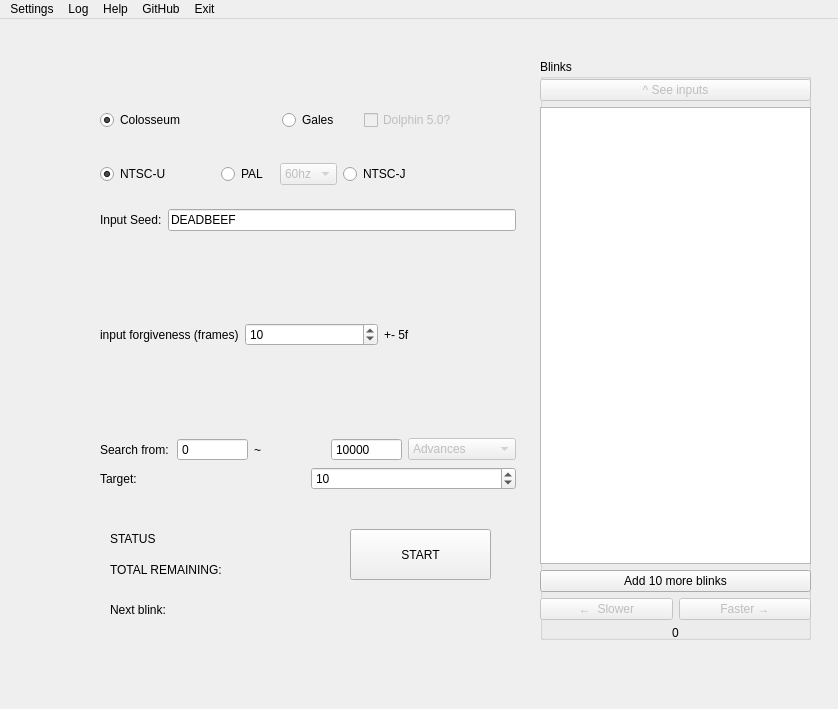
Old version of the form OpenBlink/GuiProjectBackup/OpenBlink2/mainwindow.ui in the repository KapitalRoser/OpenBlink.
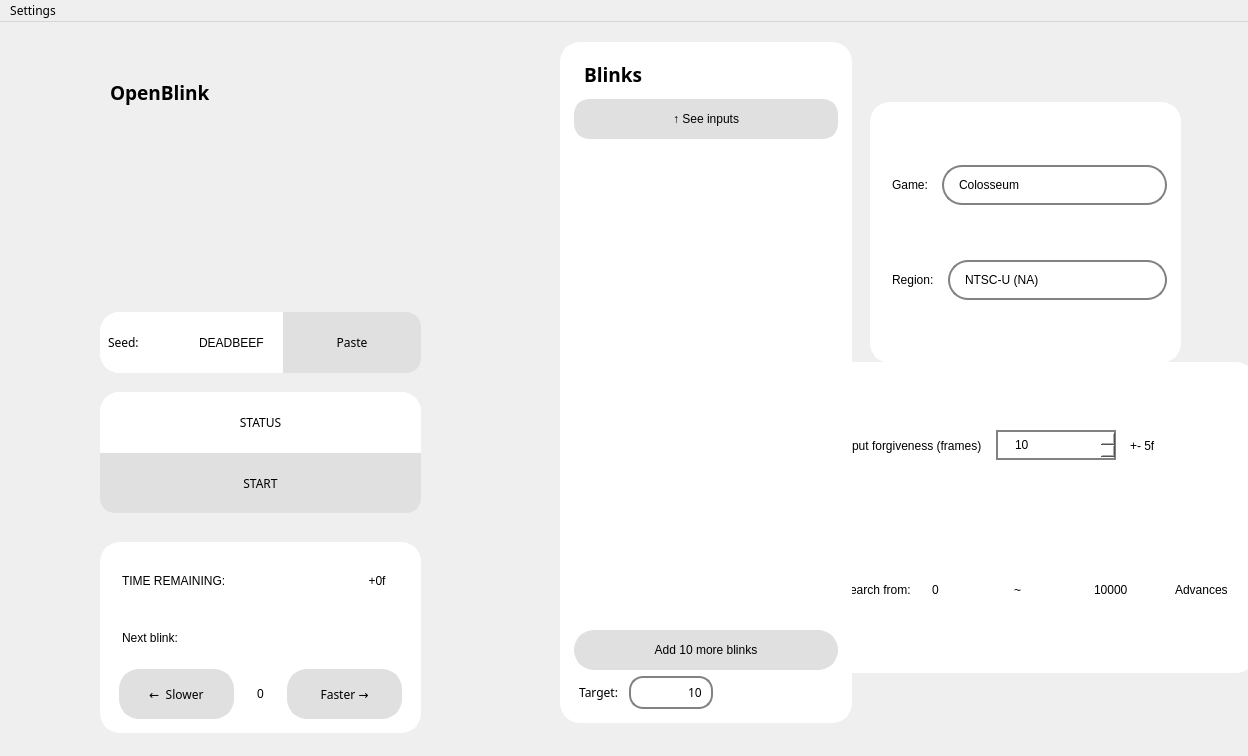
New version of the form. Icons and pictures are not drawn.

What changed in the file:
```diff
--- a/OpenBlink/GuiProjectBackup/OpenBlink2/mainwindow.ui
+++ b/OpenBlink/GuiProjectBackup/OpenBlink2/mainwindow.ui
@@ -6,187 +6,75 @@
    <rect>
     <x>0</x>
     <y>0</y>
-    <width>838</width>
-    <height>709</height>
+    <width>1248</width>
+    <height>756</height>
    </rect>
   </property>
+  <property name="font">
+   <font>
+    <family>Century Gothic</family>
+   </font>
+  </property>
   <property name="windowTitle">
    <string>MainWindow</string>
   </property>
+  <property name="autoFillBackground">
+   <bool>false</bool>
+  </property>
   <widget class="QWidget" name="centralwidget">
-   <widget class="QPushButton" name="pushButton">
+   <widget class="QFrame" name="paramsFrame">
     <property name="geometry">
      <rect>
-      <x>350</x>
-      <y>510</y>
-      <width>141</width>
-      <height>51</height>
+      <x>820</x>
+      <y>340</y>
+      <width>436</width>
+      <height>311</height>
      </rect>
     </property>
-    <property name="text">
-     <string>START</string>
-    </property>
-   </widget>
-   <widget class="QLabel" name="statusLabel">
-    <property name="geometry">
-     <rect>
-      <x>110</x>
-      <y>490</y>
-      <width>181</width>
-      <height>61</height>
-     </rect>
-    </property>
-    <property name="text">
-     <string>STATUS</string>
-    </property>
-    <property name="textInteractionFlags">
-     <set>Qt::LinksAccessibleByMouse|Qt::TextSelectableByMouse</set>
-    </property>
-   </widget>
-   <widget class="QLabel" name="TotalTimeLabel">
-    <property name="geometry">
-     <rect>
-      <x>110</x>
-      <y>540</y>
-      <width>181</width>
-      <height>21</height>
-     </rect>
-    </property>
-    <property name="text">
-     <string>TOTAL REMAINING:</string>
-    </property>
-   </widget>
-   <widget class="QLabel" name="localTimeLabel">
-    <property name="geometry">
-     <rect>
-      <x>110</x>
-      <y>580</y>
-      <width>181</width>
-      <height>21</height>
-     </rect>
-    </property>
-    <property name="text">
-     <string>Next blink:</string>
-    </property>
-   </widget>
-   <widget class="QGroupBox" name="groupBox">
-    <property name="geometry">
-     <rect>
-      <x>540</x>
-      <y>40</y>
-      <width>271</width>
-      <height>581</height>
-     </rect>
-    </property>
-    <property name="title">
-     <string>Blinks</string>
-    </property>
-    <widget class="QWidget" name="verticalLayoutWidget">
-     <property name="geometry">
-      <rect>
-       <x>0</x>
-       <y>20</y>
-       <width>271</width>
-       <height>561</height>
-      </rect>
-     </property>
-     <layout class="QVBoxLayout" name="verticalLayout">
-      <item>
-       <widget class="QPushButton" name="seeInputButton">
-        <property name="enabled">
-         <bool>false</bool>
-        </property>
-        <property name="text">
-         <string>^ See inputs</string>
-        </property>
-       </widget>
-      </item>
-      <item>
-       <widget class="QTableWidget" name="outTable"/>
-      </item>
-      <item>
-       <widget class="QPushButton" name="increaseBlinksButton">
-        <property name="text">
-         <string>Add 10 more blinks</string>
-        </property>
-       </widget>
-      </item>
-      <item>
-       <layout class="QHBoxLayout" name="horizontalLayout">
-        <item>
-         <widget class="QPushButton" name="slowerButton">
-          <property name="enabled">
-           <bool>false</bool>
-          </property>
-          <property name="text">
-           <string>←  Slower</string>
-          </property>
-         </widget>
-        </item>
-        <item>
-         <widget class="QPushButton" name="fasterButton">
-          <property name="enabled">
-           <bool>false</bool>
-          </property>
-          <property name="text">
-           <string>Faster →</string>
-          </property>
-         </widget>
-        </item>
-       </layout>
-      </item>
-      <item>
-       <widget class="QLabel" name="nudgeOffsetLabel">
-        <property name="text">
-         <string>0</string>
-        </property>
-        <property name="alignment">
-         <set>Qt::AlignCenter</set>
-        </property>
-       </widget>
-      </item>
-     </layout>
-    </widget>
-   </widget>
-   <widget class="QWidget" name="layoutWidget">
-    <property name="geometry">
-     <rect>
-      <x>100</x>
-      <y>190</y>
-      <width>416</width>
-      <height>281</height>
-     </rect>
+    <property name="styleSheet">
+     <string notr="true">border: 5px solid white;
+color: black;
+background-color: white;
+border-radius: 20px;
+</string>
     </property>
     <layout class="QVBoxLayout" name="verticalLayout_2">
-     <item>
-      <layout class="QHBoxLayout" name="horizontalLayout_5">
-       <item>
-        <widget class="QLabel" name="label">
-         <property name="text">
-          <string>Input Seed:</string>
-         </property>
-        </widget>
-       </item>
-       <item>
-        <widget class="QLineEdit" name="seedEntry">
-         <property name="text">
-          <string>DEADBEEF</string>
-         </property>
-        </widget>
-       </item>
-      </layout>
-     </item>
      <item>
       <layout class="QHBoxLayout" name="horizontalLayout_6">
        <item>
         <widget class="QLabel" name="label_3">
          <property name="text">
-          <string>input forgiveness (frames)</string>
+          <string>Input forgiveness (frames)</string>
          </property>
         </widget>
        </item>
        <item>
         <widget class="QSpinBox" name="flexValueBox">
+         <property name="styleSheet">
+          <string notr="true">QSpinBox{
+border: 2px solid #828282;
+padding-left: 15px;
+padding-top:5px;
+padding-bottom:5px;
+}
+
+QSpinBox::up-button{
+image: url(:/resfix1/arrow2.jpg);
+width: 14px;
+height:14px;
+padding-right: 10px;
+padding-top: 5px;
+padding-bottom:5px;
+}
+QSpinBox::down-button{
+image: url(:/resfix1/arrow1.jpg);
+width: 14px;
+height:14px;
+padding-right: 10px;
+padding-top: 5px;
+padding-bottom:5px;
+}</string>
+         </property>
          <property name="minimum">
           <number>-1000</number>
          </property>
@@ -265,40 +153,598 @@
         </widget>
        </item>
        <item>
-        <widget class="QComboBox" name="palHzBox_2">
+        <widget class="QLabel" name="label">
+         <property name="text">
+          <string>Advances</string>
+         </property>
+        </widget>
+       </item>
+      </layout>
+     </item>
+    </layout>
+   </widget>
+   <widget class="QLabel" name="LogoLabel">
+    <property name="geometry">
+     <rect>
+      <x>110</x>
+      <y>50</y>
+      <width>141</width>
+      <height>41</height>
+     </rect>
+    </property>
+    <property name="font">
+     <font>
+      <family>Century Gothic</family>
+      <pointsize>14</pointsize>
+      <bold>true</bold>
+     </font>
+    </property>
+    <property name="text">
+     <string>OpenBlink</string>
+    </property>
+   </widget>
+   <widget class="QFrame" name="statusFrame">
+    <property name="geometry">
+     <rect>
+      <x>100</x>
+      <y>370</y>
+      <width>321</width>
+      <height>121</height>
+     </rect>
+    </property>
+    <property name="font">
+     <font>
+      <family>Century Gothic</family>
+     </font>
+    </property>
+    <property name="styleSheet">
+     <string notr="true">border: 5px solid white;
+color: black;
+background-color: white;
+border-radius: 20px;
+</string>
+    </property>
+    <property name="frameShape">
+     <enum>QFrame::StyledPanel</enum>
+    </property>
+    <property name="frameShadow">
+     <enum>QFrame::Plain</enum>
+    </property>
+    <property name="lineWidth">
+     <number>20</number>
+    </property>
+    <property name="midLineWidth">
+     <number>3</number>
+    </property>
+    <widget class="QWidget" name="verticalLayoutWidget_2">
+     <property name="geometry">
+      <rect>
+       <x>0</x>
+       <y>0</y>
+       <width>321</width>
+       <height>121</height>
+      </rect>
+     </property>
+     <layout class="QVBoxLayout" name="statusBox">
+      <property name="spacing">
+       <number>0</number>
+      </property>
+      <item>
+       <widget class="QLabel" name="statusLabel">
+        <property name="font">
+         <font>
+          <family>Century Gothic</family>
+         </font>
+        </property>
+        <property name="text">
+         <string>STATUS</string>
+        </property>
+        <property name="alignment">
+         <set>Qt::AlignCenter</set>
+        </property>
+        <property name="textInteractionFlags">
+         <set>Qt::LinksAccessibleByMouse|Qt::TextSelectableByMouse</set>
+        </property>
+       </widget>
+      </item>
+      <item>
+       <widget class="QPushButton" name="startButton">
+        <property name="sizePolicy">
+         <sizepolicy hsizetype="Minimum" vsizetype="Minimum">
+          <horstretch>0</horstretch>
+          <verstretch>0</verstretch>
+         </sizepolicy>
+        </property>
+        <property name="font">
+         <font>
+          <family>Century Gothic</family>
+         </font>
+        </property>
+        <property name="styleSheet">
+         <string notr="true">background-color: #e0e0e0;
+color: black;
+border: 5px solid #e0e0e0;
+border-radius: 0px;
+border-bottom-right-radius: 15px;
+border-bottom-left-radius: 15px;</string>
+        </property>
+        <property name="text">
+         <string>START</string>
+        </property>
+       </widget>
+      </item>
+     </layout>
+    </widget>
+   </widget>
+   <widget class="QFrame" name="seedQFrame">
+    <property name="geometry">
+     <rect>
+      <x>100</x>
+      <y>290</y>
+      <width>321</width>
+      <height>61</height>
+     </rect>
+    </property>
+    <property name="sizePolicy">
+     <sizepolicy hsizetype="Fixed" vsizetype="Fixed">
+      <horstretch>0</horstretch>
+      <verstretch>0</verstretch>
+     </sizepolicy>
+    </property>
+    <property name="styleSheet">
+     <string notr="true">border: 5px solid white;
+color: black;
+background-color: white;
+border-radius: 20px;
+</string>
+    </property>
+    <property name="frameShape">
+     <enum>QFrame::StyledPanel</enum>
+    </property>
+    <property name="frameShadow">
+     <enum>QFrame::Raised</enum>
+    </property>
+    <widget class="QWidget" name="layoutWidget">
+     <property name="geometry">
+      <rect>
+       <x>0</x>
+       <y>0</y>
+       <width>321</width>
+       <height>61</height>
+      </rect>
+     </property>
+     <layout class="QHBoxLayout" name="horizontalLayout_5">
+      <property name="spacing">
+       <number>0</number>
+      </property>
+      <item>
+       <widget class="QLabel" name="seedLabelEntry">
+        <property name="sizePolicy">
+         <sizepolicy hsizetype="Fixed" vsizetype="Preferred">
+          <horstretch>0</horstretch>
+          <verstretch>0</verstretch>
+         </sizepolicy>
+        </property>
+        <property name="font">
+         <font>
+          <family>Century Gothic</family>
+          <bold>false</bold>
+          <kerning>false</kerning>
+         </font>
+        </property>
+        <property name="text">
+         <string>Seed:</string>
+        </property>
+       </widget>
+      </item>
+      <item>
+       <widget class="QLineEdit" name="seedEntry">
+        <property name="sizePolicy">
+         <sizepolicy hsizetype="Fixed" vsizetype="Expanding">
+          <horstretch>0</horstretch>
+          <verstretch>0</verstretch>
+         </sizepolicy>
+        </property>
+        <property name="font">
+         <font>
+          <family>Segoe UI</family>
+         </font>
+        </property>
+        <property name="styleSheet">
+         <string notr="true">padding:10px;</string>
+        </property>
+        <property name="text">
+         <string>DEADBEEF</string>
+        </property>
+        <property name="maxLength">
+         <number>8</number>
+        </property>
+        <property name="alignment">
+         <set>Qt::AlignRight|Qt::AlignTrailing|Qt::AlignVCenter</set>
+        </property>
+       </widget>
+      </item>
+      <item>
+       <widget class="QPushButton" name="pushButton">
+        <property name="sizePolicy">
+         <sizepolicy hsizetype="Expanding" vsizetype="Expanding">
+          <horstretch>0</horstretch>
+          <verstretch>0</verstretch>
+         </sizepolicy>
+        </property>
+        <property name="minimumSize">
+         <size>
+          <width>0</width>
+          <height>0</height>
+         </size>
+        </property>
+        <property name="maximumSize">
+         <size>
+          <width>600</width>
+          <height>100</height>
+         </size>
+        </property>
+        <property name="font">
+         <font>
+          <family>Century Gothic</family>
+         </font>
+        </property>
+        <property name="styleSheet">
+         <string notr="true">background-color: #e0e0e0;
+color: black;
+border: 5px solid #e0e0e0;
+border-radius: 0px;
+border-bottom-right-radius: 15px;
+border-top-right-radius: 15px;</string>
+        </property>
+        <property name="text">
+         <string>Paste</string>
+        </property>
+       </widget>
+      </item>
+     </layout>
+    </widget>
+   </widget>
+   <widget class="QFrame" name="timerFrame">
+    <property name="geometry">
+     <rect>
+      <x>100</x>
+      <y>520</y>
+      <width>321</width>
+      <height>191</height>
+     </rect>
+    </property>
+    <property name="styleSheet">
+     <string notr="true">border: 5px solid white;
+font: 9pt &quot;Century Gothic&quot;;
+color: black;
+background-color: white;
+border-radius: 20px;
+</string>
+    </property>
+    <property name="frameShape">
+     <enum>QFrame::StyledPanel</enum>
+    </property>
+    <property name="frameShadow">
+     <enum>QFrame::Raised</enum>
+    </property>
+    <layout class="QGridLayout" name="gridLayout">
+     <item row="2" column="0" colspan="4">
+      <layout class="QHBoxLayout" name="horizontalLayout">
+       <property name="spacing">
+        <number>0</number>
+       </property>
+       <property name="leftMargin">
+        <number>5</number>
+       </property>
+       <property name="rightMargin">
+        <number>5</number>
+       </property>
+       <item>
+        <widget class="QPushButton" name="slowerButton">
          <property name="enabled">
           <bool>false</bool>
          </property>
-         <item>
-          <property name="text">
-           <string>Advances</string>
-          </property>
-         </item>
-         <item>
-          <property name="text">
-           <string>Visual Frames</string>
-          </property>
-         </item>
-         <item>
-          <property name="text">
-           <string>Blinks</string>
-          </property>
-         </item>
+         <property name="sizePolicy">
+          <sizepolicy hsizetype="Preferred" vsizetype="Minimum">
+           <horstretch>0</horstretch>
+           <verstretch>0</verstretch>
+          </sizepolicy>
+         </property>
+         <property name="minimumSize">
+          <size>
+           <width>115</width>
+           <height>0</height>
+          </size>
+         </property>
+         <property name="font">
+          <font>
+           <family>Century Gothic</family>
+           <pointsize>9</pointsize>
+           <italic>false</italic>
+           <bold>false</bold>
+          </font>
+         </property>
+         <property name="styleSheet">
+          <string notr="true">background-color: #e0e0e0;
+font: 9pt &quot;Century Gothic&quot;;
+color: black;
+border: 5px solid #e0e0e0;</string>
+         </property>
+         <property name="text">
+          <string>←  Slower</string>
+         </property>
         </widget>
        </item>
+       <item>
+        <widget class="QLabel" name="nudgeOffsetLabel">
+         <property name="sizePolicy">
+          <sizepolicy hsizetype="Preferred" vsizetype="Preferred">
+           <horstretch>0</horstretch>
+           <verstretch>0</verstretch>
+          </sizepolicy>
+         </property>
+         <property name="minimumSize">
+          <size>
+           <width>40</width>
+           <height>0</height>
+          </size>
+         </property>
+         <property name="text">
+          <string>0</string>
+         </property>
+         <property name="alignment">
+          <set>Qt::AlignCenter</set>
+         </property>
+        </widget>
+       </item>
+       <item>
+        <widget class="QPushButton" name="fasterButton">
+         <property name="enabled">
+          <bool>false</bool>
+         </property>
+         <property name="sizePolicy">
+          <sizepolicy hsizetype="Preferred" vsizetype="Minimum">
+           <horstretch>0</horstretch>
+           <verstretch>0</verstretch>
+          </sizepolicy>
+         </property>
+         <property name="minimumSize">
+          <size>
+           <width>115</width>
+           <height>0</height>
+          </size>
+         </property>
+         <property name="font">
+          <font>
+           <family>Century Gothic</family>
+           <pointsize>9</pointsize>
+           <italic>false</italic>
+           <bold>false</bold>
+          </font>
+         </property>
+         <property name="autoFillBackground">
+          <bool>false</bool>
+         </property>
+         <property name="styleSheet">
+          <string notr="true">background-color: #e0e0e0;
+font: 9pt &quot;Century Gothic&quot;;
+color: black;
+border: 5px solid #e0e0e0;</string>
+         </property>
+         <property name="text">
+          <string>Faster →</string>
+         </property>
+        </widget>
+       </item>
       </layout>
      </item>
+     <item row="1" column="0">
+      <widget class="QLabel" name="localTimeLabel">
+       <property name="text">
+        <string>Next blink:</string>
+       </property>
+      </widget>
+     </item>
+     <item row="0" column="1">
+      <spacer name="horizontalSpacer">
+       <property name="orientation">
+        <enum>Qt::Horizontal</enum>
+       </property>
+       <property name="sizeHint" stdset="0">
+        <size>
+         <width>40</width>
+         <height>20</height>
+        </size>
+       </property>
+      </spacer>
+     </item>
+     <item row="0" column="2">
+      <widget class="QLabel" name="nudgeOffsetLabel_2">
+       <property name="text">
+        <string>+0f</string>
+       </property>
+       <property name="alignment">
+        <set>Qt::AlignCenter</set>
+       </property>
+      </widget>
+     </item>
+     <item row="0" column="3">
+      <spacer name="horizontalSpacer_2">
+       <property name="orientation">
+        <enum>Qt::Horizontal</enum>
+       </property>
+       <property name="sizeType">
+        <enum>QSizePolicy::Minimum</enum>
+       </property>
+       <property name="sizeHint" stdset="0">
+        <size>
+         <width>10</width>
+         <height>20</height>
+        </size>
+       </property>
+      </spacer>
+     </item>
+     <item row="0" column="0">
+      <widget class="QLabel" name="TotalTimeLabel">
+       <property name="text">
+        <string>TIME REMAINING:</string>
+       </property>
+      </widget>
+     </item>
+    </layout>
+   </widget>
+   <widget class="QFrame" name="blinkTableFrame">
+    <property name="geometry">
+     <rect>
+      <x>560</x>
+      <y>20</y>
+      <width>292</width>
+      <height>681</height>
+     </rect>
+    </property>
+    <property name="font">
+     <font>
+      <family>Century Gothic</family>
+     </font>
+    </property>
+    <property name="styleSheet">
+     <string notr="true">border: 5px solid white;
+color: black;
+background-color: white;
+border-radius: 20px;
+</string>
+    </property>
+    <property name="frameShape">
+     <enum>QFrame::StyledPanel</enum>
+    </property>
+    <property name="frameShadow">
+     <enum>QFrame::Raised</enum>
+    </property>
+    <layout class="QVBoxLayout" name="verticalLayout">
      <item>
-      <layout class="QHBoxLayout" name="horizontalLayout_4">
+      <widget class="QLabel" name="label_9">
+       <property name="font">
+        <font>
+         <family>Century Gothic</family>
+         <pointsize>14</pointsize>
+         <bold>true</bold>
+        </font>
+       </property>
+       <property name="text">
+        <string>Blinks</string>
+       </property>
+      </widget>
+     </item>
+     <item>
+      <widget class="QPushButton" name="seeInputButton">
+       <property name="enabled">
+        <bool>false</bool>
+       </property>
+       <property name="sizePolicy">
+        <sizepolicy hsizetype="Minimum" vsizetype="Preferred">
+         <horstretch>0</horstretch>
+         <verstretch>0</verstretch>
+        </sizepolicy>
+       </property>
+       <property name="minimumSize">
+        <size>
+         <width>0</width>
+         <height>40</height>
+        </size>
+       </property>
+       <property name="styleSheet">
+        <string notr="true">background-color: #e0e0e0;
+font: 9pt &quot;Century Gothic&quot;;
+color: black;
+border: 5px solid #e0e0e0;
+border-radius: 15px;</string>
+       </property>
+       <property name="text">
+        <string>↑ See inputs</string>
+       </property>
+      </widget>
+     </item>
+     <item>
+      <widget class="QTableWidget" name="outTable"/>
+     </item>
+     <item>
+      <widget class="QPushButton" name="increaseBlinksButton">
+       <property name="sizePolicy">
+        <sizepolicy hsizetype="Minimum" vsizetype="Minimum">
+         <horstretch>0</horstretch>
+         <verstretch>0</verstretch>
+        </sizepolicy>
+       </property>
+       <property name="minimumSize">
+        <size>
+         <width>0</width>
+         <height>40</height>
+        </size>
+       </property>
+       <property name="styleSheet">
+        <string notr="true">background-color: #e0e0e0;
+font: 9pt &quot;Century Gothic&quot;;
+color: black;
+border: 5px solid #e0e0e0;
+border-radius: 20px;</string>
+       </property>
+       <property name="text">
+        <string>Add 10 more blinks</string>
+       </property>
+      </widget>
+     </item>
+     <item>
+      <layout class="QHBoxLayout" name="horizontalLayout_4" stretch="1,2,3">
+       <property name="rightMargin">
+        <number>0</number>
+       </property>
        <item>
         <widget class="QLabel" name="label_2">
+         <property name="font">
+          <font>
+           <family>Century Gothic</family>
+          </font>
+         </property>
          <property name="text">
           <string>Target:</string>
          </property>
+         <property name="alignment">
+          <set>Qt::AlignCenter</set>
+         </property>
         </widget>
        </item>
        <item>
         <widget class="QSpinBox" name="arbTargetBox">
+         <property name="sizePolicy">
+          <sizepolicy hsizetype="Minimum" vsizetype="Minimum">
+           <horstretch>0</horstretch>
+           <verstretch>0</verstretch>
+          </sizepolicy>
+         </property>
+         <property name="minimumSize">
+          <size>
+           <width>0</width>
+           <height>0</height>
+          </size>
+         </property>
+         <property name="font">
+          <font>
+           <family>Century Gothic</family>
+           <pointsize>9</pointsize>
+          </font>
+         </property>
+         <property name="styleSheet">
+          <string notr="true">border: 2px solid #828282;
+border-radius: 14px;
+padding:5px;</string>
+         </property>
+         <property name="alignment">
+          <set>Qt::AlignRight|Qt::AlignTrailing|Qt::AlignVCenter</set>
+         </property>
+         <property name="buttonSymbols">
+          <enum>QAbstractSpinBox::NoButtons</enum>
+         </property>
          <property name="minimum">
           <number>1</number>
          </property>
@@ -310,90 +756,137 @@
          </property>
         </widget>
        </item>
+       <item>
+        <spacer name="horizontalSpacer_3">
+         <property name="orientation">
+          <enum>Qt::Horizontal</enum>
+         </property>
+         <property name="sizeHint" stdset="0">
+          <size>
+           <width>40</width>
+           <height>20</height>
+          </size>
+         </property>
+        </spacer>
+       </item>
       </layout>
      </item>
     </layout>
    </widget>
-   <widget class="QWidget" name="layoutWidget">
+   <widget class="QFrame" name="platformFrame">
     <property name="geometry">
      <rect>
-      <x>100</x>
+      <x>870</x>
       <y>80</y>
-      <width>357</width>
-      <height>42</height>
+      <width>311</width>
+      <height>261</height>
      </rect>
     </property>
-    <layout class="QHBoxLayout" name="gameHorizLayout">
+    <property name="styleSheet">
+     <string notr="true">border: 5px solid white;
+font: 9pt &quot;Century Gothic&quot;;
+color: black;
+background-color: white;
+border-radius: 20px;
+</string>
+    </property>
+    <layout class="QVBoxLayout" name="verticalLayout_3">
      <item>
-      <widget class="QRadioButton" name="coloRadio">
-       <property name="text">
-        <string>Colosseum</string>
-       </property>
-       <property name="checked">
-        <bool>true</bool>
-       </property>
-      </widget>
-     </item>
-     <item>
-      <layout class="QHBoxLayout" name="horizontalLayout_8">
+      <layout class="QHBoxLayout" name="gameHorizLayout">
        <item>
-        <widget class="QRadioButton" name="galesRadio">
+        <widget class="QLabel" name="label_7">
+         <property name="sizePolicy">
+          <sizepolicy hsizetype="Maximum" vsizetype="Preferred">
+           <horstretch>0</horstretch>
+           <verstretch>0</verstretch>
+          </sizepolicy>
+         </property>
          <property name="text">
-          <string>Gales</string>
+          <string>Game:</string>
          </property>
         </widget>
        </item>
        <item>
-        <widget class="QCheckBox" name="emu5CheckBox">
-         <property name="enabled">
-          <bool>false</bool>
+        <widget class="QComboBox" name="gameBox">
+         <property name="styleSheet">
+          <string notr="true">QComboBox{
+border: 2px solid #828282;
+padding-left: 15px;
+padding-top:10px;
+padding-bottom:10px;
+}
+QComboBox::drop-down{
+border: 0px;
+}
+QComboBox::down-arrow{
+image: url(:/resfix1/arrow1.jpg);
+width: 28px;
+height:28px;
+padding-right: 40px;
+}
+QComboBox QAbstractItemView{
+	border: 2px solid #828282;
+}</string>
          </property>
-         <property name="text">
-          <string>Dolphin 5.0?</string>
-         </property>
+         <item>
+          <property name="text">
+           <string>Colosseum</string>
+          </property>
+         </item>
+         <item>
+          <property name="text">
+           <string>XD</string>
+          </property>
+         </item>
+         <item>
+          <property name="text">
+           <string>XD (Dolphin 5.0)</string>
+          </property>
+         </item>
         </widget>
        </item>
       </layout>
      </item>
-    </layout>
-   </widget>
-   <widget class="QWidget" name="layoutWidget">
-    <property name="geometry">
-     <rect>
-      <x>100</x>
-      <y>130</y>
-      <width>358</width>
-      <height>51</height>
-     </rect>
-    </property>
-    <layout class="QHBoxLayout" name="horizontalLayout_2">
      <item>
-      <widget class="QRadioButton" name="ntscuRadio">
-       <property name="text">
-        <string>NTSC-U</string>
-       </property>
-       <property name="checked">
-        <bool>true</bool>
-       </property>
-      </widget>
-     </item>
-     <item>
-      <layout class="QHBoxLayout" name="horizontalLayout_3">
+      <layout class="QHBoxLayout" name="regionHorzLayout">
        <item>
-        <widget class="QRadioButton" name="palRadio">
+        <widget class="QLabel" name="label_8">
+         <property name="sizePolicy">
+          <sizepolicy hsizetype="Maximum" vsizetype="Preferred">
+           <horstretch>0</horstretch>
+           <verstretch>0</verstretch>
+          </sizepolicy>
+         </property>
          <property name="text">
-          <string>PAL</string>
+          <string>Region:</string>
          </property>
         </widget>
        </item>
        <item>
-        <widget class="QComboBox" name="palHzBox">
-         <property name="enabled">
-          <bool>false</bool>
+        <widget class="QComboBox" name="regionBox">
+         <property name="styleSheet">
+          <string notr="true">QComboBox{
+border: 2px solid #828282;
+padding-left: 15px;
+padding-top:10px;
+padding-bottom:10px;
+}
+QComboBox::drop-down{
+border: 0px;
+}
+QComboBox::down-arrow{
+image: url(:/resfix1/arrow1.jpg);
+width: 28px;
+height:28px;
+padding-right: 40px;
+}
+QComboBox QAbstractItemView{
+	border: 2px solid #828282;
+}</string>
          </property>
          <item>
           <property name="text">
-           <string>60hz</string>
+           <string>NTSC-U (NA)</string>
           </property>
          </item>
          <item>
@@ -405,13 +898,6 @@
        </item>
       </layout>
      </item>
-     <item>
-      <widget class="QRadioButton" name="ntscjRadio">
-       <property name="text">
-        <string>NTSC-J</string>
-       </property>
-      </widget>
-     </item>
     </layout>
    </widget>
   </widget>
@@ -420,8 +906,8 @@
     <rect>
      <x>0</x>
      <y>0</y>
-     <width>838</width>
-     <height>22</height>
+     <width>1248</width>
+     <height>27</height>
     </rect>
    </property>
    <widget class="QMenu" name="menuSettings">
@@ -432,31 +918,7 @@
     <addaction name="actionSounds"/>
     <addaction name="actionTimer"/>
    </widget>
-   <widget class="QMenu" name="menuHelp">
-    <property name="title">
-     <string>Help</string>
-    </property>
-   </widget>
-   <widget class="QMenu" name="menuExit">
-    <property name="title">
-     <string>Exit</string>
-    </property>
-   </widget>
-   <widget class="QMenu" name="menuGithub">
-    <property name="title">
-     <string>GitHub</string>
-    </property>
-   </widget>
-   <widget class="QMenu" name="menuLog">
-    <property name="title">
-     <string>Log</string>
-    </property>
-   </widget>
    <addaction name="menuSettings"/>
-   <addaction name="menuLog"/>
-   <addaction name="menuHelp"/>
-   <addaction name="menuGithub"/>
-   <addaction name="menuExit"/>
   </widget>
   <action name="actionHotkeys">
    <property name="text">
```
Left out of the diff: 31 changed lines with no effect on the pictures.
